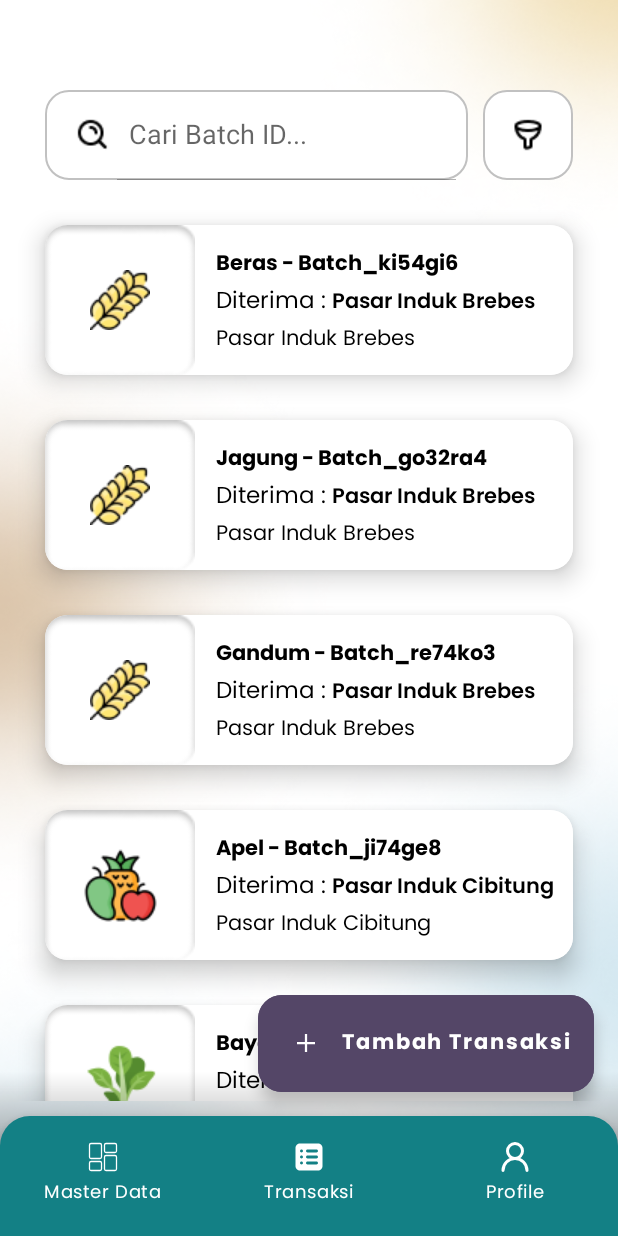
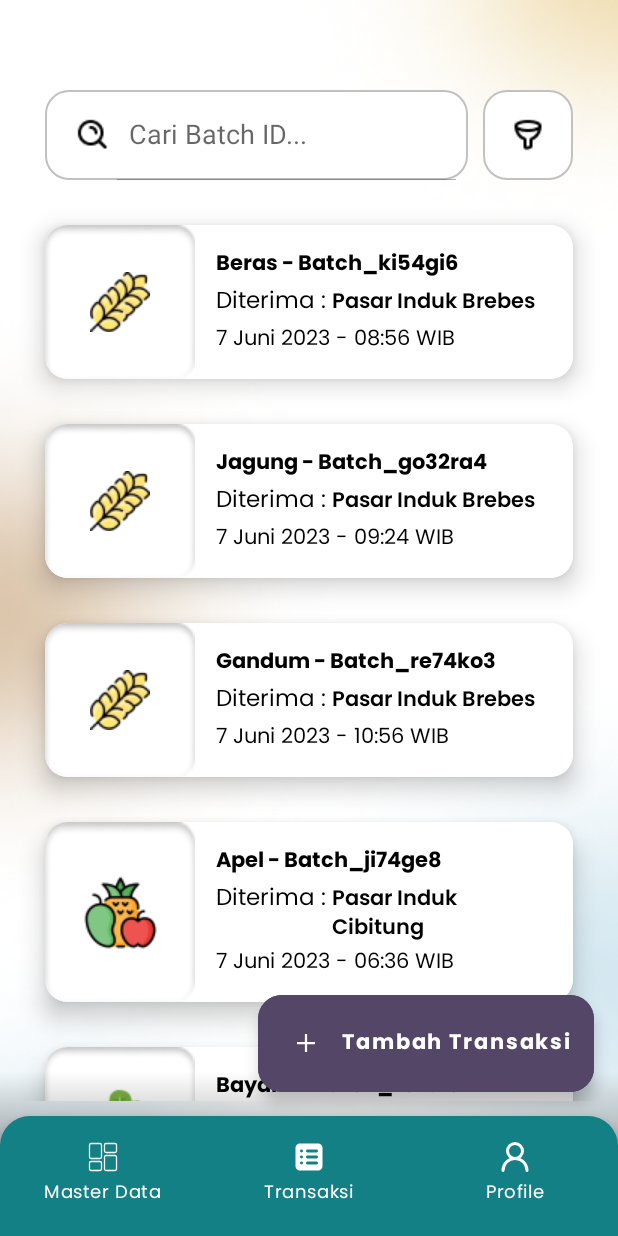
Before and after one commit to wahyurhy/TraceableGoods, an Android app: the screen it shows after launch (MainActivity), item 2 of the bottom bar chosen, on a phone screen of 412 x 824 dp. Run offline under Robolectric (Android 15) with nearby library versions, the phone set to English and light mode, and no system bars.

Commit message:
Memperbaiki bugs pada image icon di item_transaksi.xml agar tingginya sesuai dengan cardview

```diff
--- a/app/src/main/java/com/wahyurhy/traceablegoods/adapter/TransaksiAdapter.kt
+++ b/app/src/main/java/com/wahyurhy/traceablegoods/adapter/TransaksiAdapter.kt
@@ -3,8 +3,12 @@ package com.wahyurhy.traceablegoods.adapter
 import android.view.LayoutInflater
 import android.view.View
 import android.view.ViewGroup
+import android.view.WindowManager.LayoutParams
 import android.widget.ImageView
 import android.widget.TextView
+import androidx.cardview.widget.CardView
+import androidx.constraintlayout.widget.ConstraintLayout
+import androidx.constraintlayout.widget.ConstraintSet.Constraint
 import androidx.recyclerview.widget.RecyclerView
 import com.wahyurhy.traceablegoods.R
 import com.wahyurhy.traceablegoods.model.transaksi.Item
@@ -33,7 +37,7 @@ class TransaksiAdapter(private val mTransaksi: List<Item>) : RecyclerView.Adapte
         val penerima = holder.penerima
         penerima.text  = transaksi.penerima
         val date = holder.date
-        date.text = transaksi.penerima
+        date.text = transaksi.date
 
         val image = holder.image
         when (transaksi.jenisProduk) {
@@ -41,6 +45,11 @@ class TransaksiAdapter(private val mTransaksi: List<Item>) : RecyclerView.Adapte
             "buahan" -> image.setImageResource(R.drawable.ic_buahan)
             "sayuran" -> image.setImageResource(R.drawable.ic_sayuran)
             "daging" -> image.setImageResource(R.drawable.ic_daging)
+        }
+
+        holder.cardView.viewTreeObserver.addOnGlobalLayoutListener {
+            val height = holder.cardView.height
+            holder.image.minimumHeight = height
         }
     }
 
@@ -54,7 +63,9 @@ class TransaksiAdapter(private val mTransaksi: List<Item>) : RecyclerView.Adapte
         val date = itemView.findViewById<TextView>(R.id.tv_date)
         val image = itemView.findViewById<ImageView>(R.id.image_icon)
 
-        init {
+        val cardView = itemView.findViewById<CardView>(R.id.card_view)
+
+            init {
             itemView.setOnClickListener {
                 val position = adapterPosition
                 if (position != RecyclerView.NO_POSITION) {
--- a/app/src/main/res/layout/item_transaksi.xml
+++ b/app/src/main/res/layout/item_transaksi.xml
@@ -3,10 +3,12 @@
     xmlns:app="http://schemas.android.com/apk/res-auto"
     xmlns:tools="http://schemas.android.com/tools"
     android:layout_width="match_parent"
-    android:layout_height="100dp"
+    android:layout_height="wrap_content"
+    android:minHeight="100dp"
     android:layout_marginTop="10dp"
     android:layout_marginHorizontal="20dp"
     android:layout_marginBottom="20dp"
+    android:id="@+id/card_view"
     app:cardCornerRadius="15dp"
     app:cardElevation="10dp">
 
@@ -18,7 +20,8 @@
         <ImageView
             android:id="@+id/image_icon"
             android:layout_width="100dp"
-            android:layout_height="100dp"
+            android:layout_height="wrap_content"
+            android:minHeight="100dp"
             android:background="@drawable/bg_image"
             android:scaleType="centerInside"
             android:src="@drawable/ic_bijian"
@@ -63,6 +66,7 @@
                 android:layout_height="wrap_content"
                 android:fontFamily="@font/poppins_semi_bold"
                 android:text="Pasar Induk Brebes"
+                android:maxWidth="140dp"
                 android:textColor="@color/black"
                 android:textSize="14sp"
                 android:textStyle="bold" />
```
